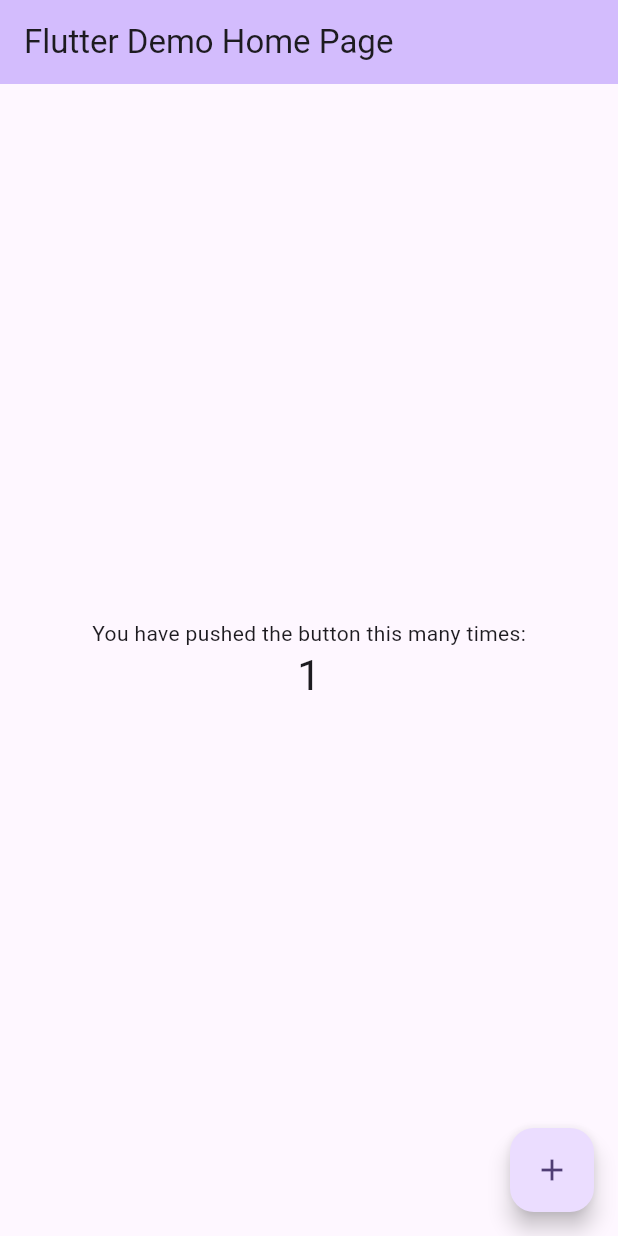
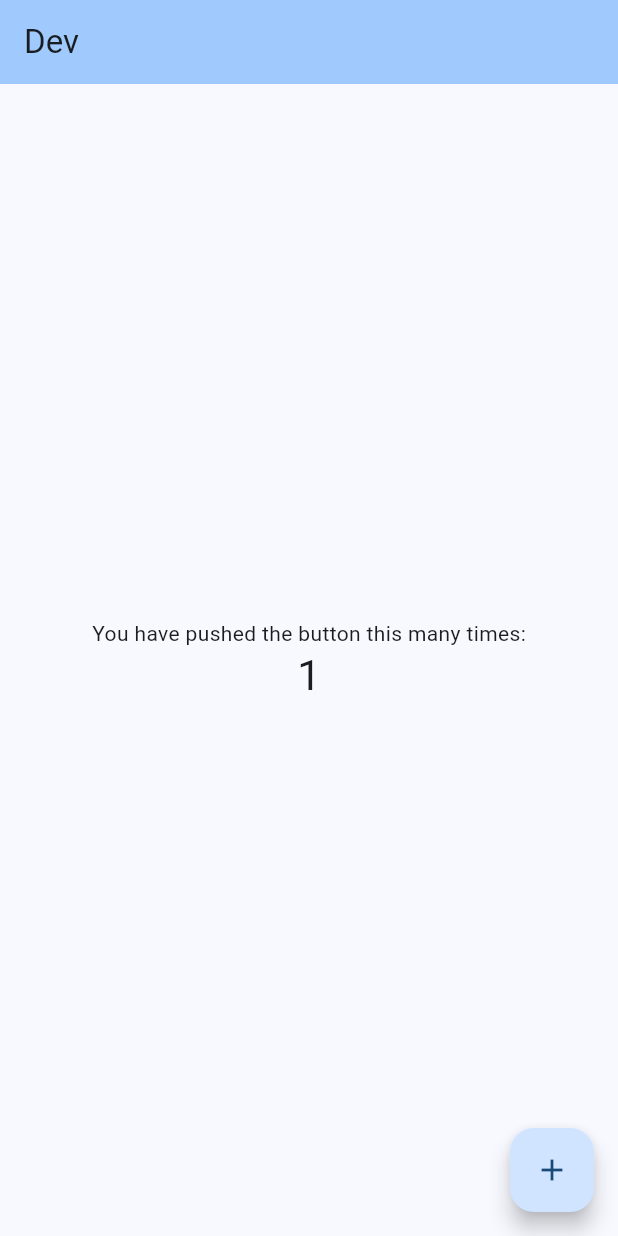
Before and after one commit to HossamAhmedMohamed/Flutter-CI-CD, a Flutter app: the screen it shows after launch, after a tap on the "add" icon, on a phone screen of 412 x 824 dp. Run offline on Flutter 3.47's test engine with Material 3 defaults, Android fonts, the phone set to English and light mode, and no system bars; our stand-ins replace firebase_core, flutter_dotenv, get_it; accounts and stored records are empty.

Commit message:
. Create AppConfig For Each Flavor
. Setup Service locator For Dependency Injection

```diff
--- /dev/null
+++ b/lib/core/config/app_config.dart
@@ -0,0 +1,7 @@
+import 'package:flutter/material.dart';
+
+abstract class AppConfig {
+  String get baseUrl;
+  Color get primaryColor;
+  String get appName;
+}
--- /dev/null
+++ b/lib/core/services/service_locator.dart
@@ -0,0 +1,8 @@
+import 'package:get_it/get_it.dart';
+import '../config/app_config.dart';
+
+final GetIt sl = GetIt.instance;
+
+void setupLocator(AppConfig config) {
+  sl.registerSingleton<AppConfig>(config);
+}
--- a/lib/main_development.dart
+++ b/lib/main_development.dart
@@ -1,5 +1,8 @@
 import 'package:firebase_core/firebase_core.dart';
 import 'package:flutter/material.dart';
+import 'package:flutter_ci_cd/core/config/app_config.dart';
+import 'package:flutter_ci_cd/core/config/dev_config/dev_config.dart';
+import 'package:flutter_ci_cd/core/services/service_locator.dart';
 import 'package:flutter_ci_cd/firebase_options.dart';
 import 'package:flutter_dotenv/flutter_dotenv.dart';
 
@@ -7,21 +10,23 @@ Future<void> main() async {
   WidgetsFlutterBinding.ensureInitialized();
   await Firebase.initializeApp(options: DefaultFirebaseOptions.currentPlatform);
   await dotenv.load(fileName: ".env");
-  runApp(const MyApp());
+  setupLocator(DevConfig());
+  runApp(MyApp(config: sl<AppConfig>()));
 }
 
 class MyApp extends StatelessWidget {
-  const MyApp({super.key});
+  const MyApp({super.key, required this.config});
 
+  final AppConfig config;
   // This widget is the root of your application.
   @override
   Widget build(BuildContext context) {
     return MaterialApp(
       title: 'Flutter Demo',
       theme: ThemeData(
-        colorScheme: ColorScheme.fromSeed(seedColor: Colors.deepPurple),
+        colorScheme: ColorScheme.fromSeed(seedColor: config.primaryColor),
       ),
-      home: const MyHomePage(title: 'Flutter Demo Home Page'),
+      home: MyHomePage(title: config.appName),
     );
   }
 }
--- a/lib/main_production.dart
+++ b/lib/main_production.dart
@@ -1,27 +1,34 @@
 import 'package:firebase_core/firebase_core.dart';
 import 'package:flutter/material.dart';
+import 'package:flutter_ci_cd/core/config/app_config.dart';
+import 'package:flutter_ci_cd/core/services/service_locator.dart';
 import 'package:flutter_ci_cd/firebase_options.dart';
 import 'package:flutter_dotenv/flutter_dotenv.dart';
+
+import 'core/config/production_config.dart/production_config.dart';
 
 Future<void> main() async {
   WidgetsFlutterBinding.ensureInitialized();
   await Firebase.initializeApp(options: DefaultFirebaseOptions.currentPlatform);
   await dotenv.load(fileName: ".env");
-  runApp(const MyApp());
+
+  setupLocator(ProdConfig());
+  runApp(MyApp(config: sl<AppConfig>()));
 }
 
 class MyApp extends StatelessWidget {
-  const MyApp({super.key});
+  const MyApp({super.key, required this.config});
 
+  final AppConfig config;
   // This widget is the root of your application.
   @override
   Widget build(BuildContext context) {
     return MaterialApp(
       title: 'Flutter Demo',
       theme: ThemeData(
-        colorScheme: ColorScheme.fromSeed(seedColor: Colors.deepPurple),
+        colorScheme: ColorScheme.fromSeed(seedColor: config.primaryColor),
       ),
-      home: const MyHomePage(title: 'Flutter Demo Home Page'),
+      home: MyHomePage(title: config.appName),
     );
   }
 }
--- a/pubspec.yaml
+++ b/pubspec.yaml
@@ -36,6 +36,7 @@ dependencies:
   cupertino_icons: ^1.0.8
   firebase_core: ^3.14.0
   flutter_dotenv: ^5.2.1
+  get_it: ^8.0.3
 
 dev_dependencies:
   flutter_test:
```
Also changed, not shown: lib/core/config/dev_config/dev_config.dart (added, +14 -0 lines), lib/core/config/production_config.dart/production_config.dart (added, +12 -0 lines), pubspec.lock, 1 other file.
